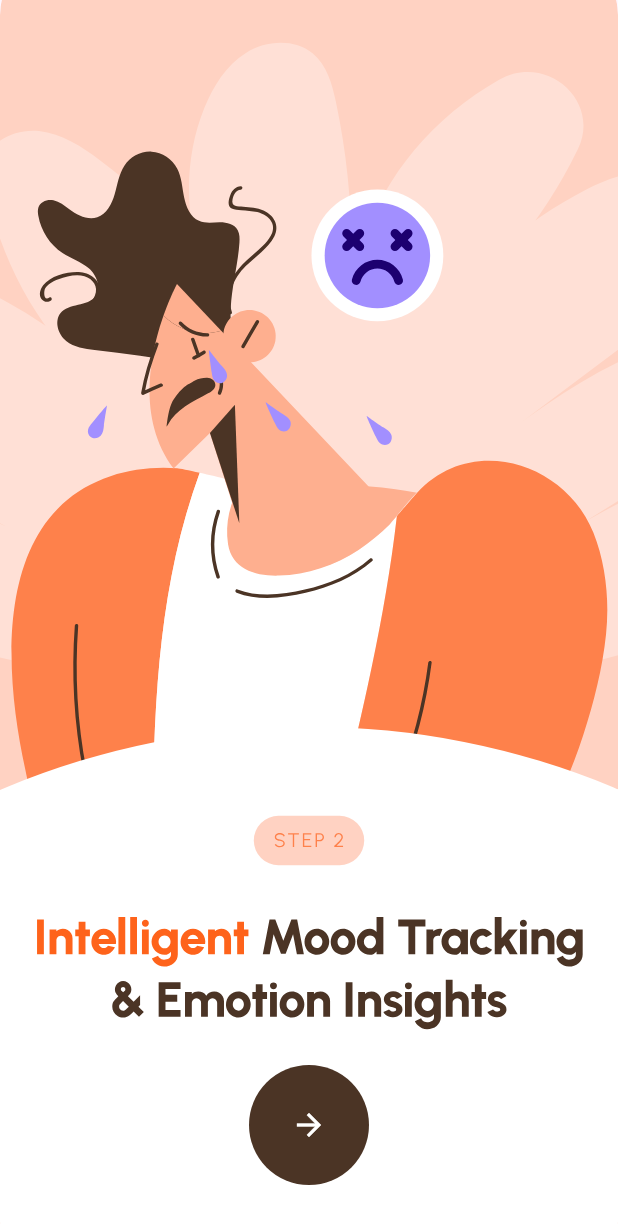
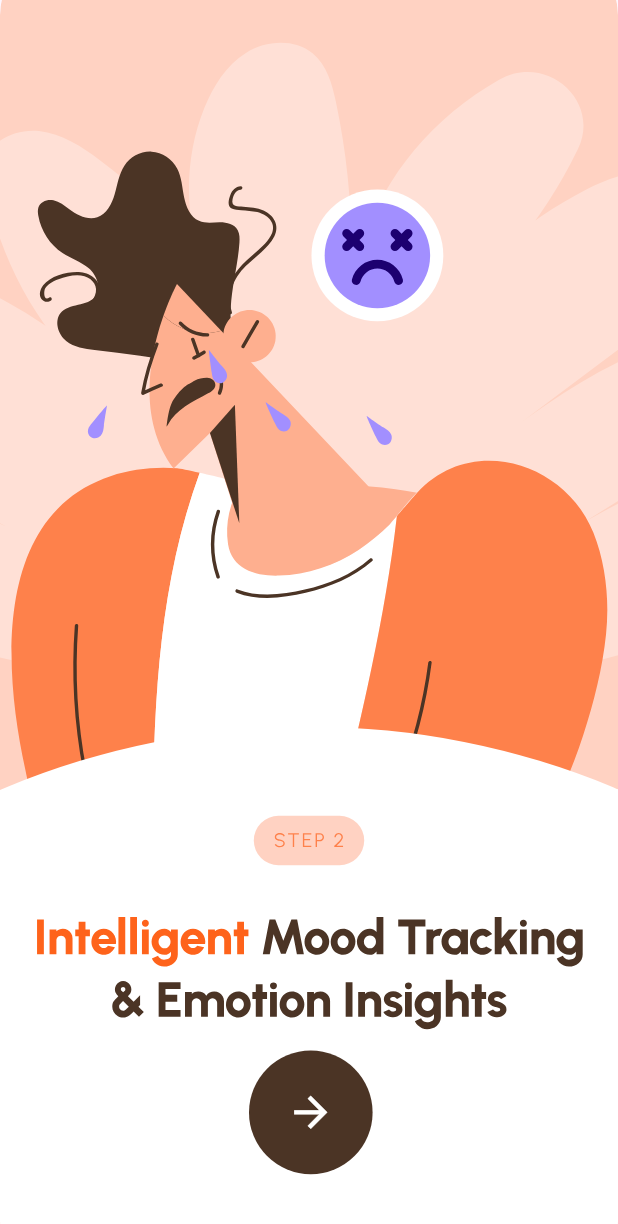
Before and after one commit to rdwaynedehoedt/Talk-To-Me-apk, a Flutter app: the WelcomeSlides screen opened directly, after a tap on the "arrow forward" icon, on a phone screen of 412 x 824 dp. Shown: the top 1224 px of the screen. Run offline on Flutter 3.47's test engine with Material 3 defaults, Android fonts, the phone set to English and light mode, and no system bars; our stand-ins replace flutter_svg; project files that could hold a hidden picture were left out.

Commit message:
updated the svgs slides

```diff
--- a/talk_to_me/lib/pages/welcome_slide.dart
+++ b/talk_to_me/lib/pages/welcome_slide.dart
@@ -6,11 +6,25 @@ class WelcomeSlides extends StatefulWidget {
   _WelcomeSlidesState createState() => _WelcomeSlidesState();
 }
 
-String currentSvg = 'assets/images/welcomeslide01.svg';
-
 class _WelcomeSlidesState extends State<WelcomeSlides> with SingleTickerProviderStateMixin {
   late AnimationController _controller;
   late Animation<Offset> _slideAnimation;
+
+  //array for the svgs
+  List<String> svgList =[
+    'assets/images/welcomeslide01.svg',
+    'assets/images/welcomeslide02.svg',
+    'assets/images/welcomeslide03.svg',
+    'assets/images/welcomeslide04.svg',
+  ];
+
+  int currentIndex = 0;
+
+  void _changeSvg(){
+    setState(() {
+      currentIndex = (currentIndex + 1) % svgList.length; // Cycle through the SVGs
+    });
+  }
 
   @override
   void initState() {
@@ -35,13 +49,6 @@ class _WelcomeSlidesState extends State<WelcomeSlides> with SingleTickerProvider
   }
 
   @override
-  void _changeSvg(){
-    setState(() {
-      currentSvg = "assets/images/welcomeslide02.svg";
-    });
-  }
-
-  @override
   void dispose() {
     // Dispose of the controller to free up resources
     _controller.dispose();
@@ -50,36 +57,41 @@ class _WelcomeSlidesState extends State<WelcomeSlides> with SingleTickerProvider
 
   @override
   Widget build(BuildContext context) {
+    // Get screen size for responsive layout
+    final screenWidth = MediaQuery.of(context).size.width;
+    final screenHeight = MediaQuery.of(context).size.height;
+
     return Scaffold(
       body: Stack(
         children: [
           // Background color
-          Container(
-          ),
+          Container(),
+
           // SVG as background
           Positioned.fill(
             child: SvgPicture.asset(
-              currentSvg, // Relative path to your SVG asset
-              fit: BoxFit.cover, // Fit SVG to fill the available space
-              alignment: Alignment.center, // Align the SVG properly
+              svgList[currentIndex], // Dynamic SVG switching
+              fit: BoxFit.cover, // Make sure SVG scales properly
+              alignment: Alignment.center,
             ),
           ),
 
-          // Button Icon with the specified position and style
+          // Button Icon with responsive position and size
           Positioned(
-            left: (MediaQuery.of(context).size.width / 2)- 40, // Left position from your provided CSS
-            top: 710, // Top position from your provided CSS
+            left: screenWidth * 0.5 - 40, // Center the button horizontally (half of button width is 40)
+            top: screenHeight * 0.85, // Adjust button to 85% of the screen height
             child: Container(
-              width: 80,
-              height: 80,
+              width: screenWidth * 0.2, // Make the button 20% of the screen width (adjustable)
+              height: screenWidth * 0.2, // Keep it square, same as width
               decoration: BoxDecoration(
-                color: Color(0xFF4B3425), // Mindful Brown/80 background color
+                color: Color(0xFF4B3425), // Button color
                 borderRadius: BorderRadius.circular(1000), // Circular button
               ),
               child: Center(
                 child: IconButton(
-                  icon: Icon(Icons.arrow_forward, color: Colors.white), // Arrow icon (replace with custom if needed)
-                  onPressed: _changeSvg,
+                  icon: Icon(Icons.arrow_forward, color: Colors.white),
+                  iconSize:screenWidth * 0.08, // Adjust icon size relative to screen width
+                  onPressed: _changeSvg, // Change the SVG on button press
                 ),
               ),
             ),
--- a/talk_to_me/pubspec.yaml
+++ b/talk_to_me/pubspec.yaml
@@ -33,6 +33,8 @@ flutter:
     - assets/images/apple_icon.svg
     - assets/images/welcomeslide01.svg
     - assets/images/welcomeslide02.svg
+    - assets/images/welcomeslide03.svg
+    - assets/images/welcomeslide04.svg
 
 
 fonts:
```
